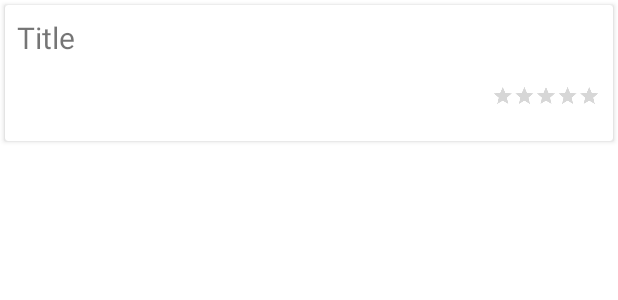
After one commit to JanVasilcenko/Best-Book, an Android app: the layout single_comment.xml on its own in the app's theme, with its tools: preview values and no code run, on a phone screen of 412 x 824 dp. The commit adds this screen. Shown: the top 300 px of the screen. Run offline under Robolectric (Android 15) with nearby library versions, the phone set to English and light mode, and no system bars.

Commit message:
Added commenting on books

```diff
--- a/app/src/main/java/com/example/bestbook/ui/favourite/FavouriteFragment.java
+++ b/app/src/main/java/com/example/bestbook/ui/favourite/FavouriteFragment.java
@@ -2,7 +2,6 @@ package com.example.bestbook.ui.favourite;
 
 import android.content.Intent;
 import android.os.Bundle;
-import android.util.Log;
 import android.view.LayoutInflater;
 import android.view.View;
 import android.view.ViewGroup;
--- a/app/src/main/java/com/example/bestbook/ui/home/HomeFragment.java
+++ b/app/src/main/java/com/example/bestbook/ui/home/HomeFragment.java
@@ -59,7 +59,6 @@ public class HomeFragment extends Fragment implements BookAdapter.OnListItemClic
         ArrayList<Book> books = new ArrayList<>();
         booksAdapter = new BookAdapter(getContext(),books,this);
         searchBooksList.setAdapter(booksAdapter);
-
 
         homeViewModel.getSearchedBooks().observe(getViewLifecycleOwner(),bookCollection -> {
             progressBar.setVisibility(ProgressBar.GONE);
--- /dev/null
+++ b/app/src/main/res/layout/single_comment.xml
@@ -0,0 +1,39 @@
+<?xml version="1.0" encoding="utf-8"?>
+<androidx.cardview.widget.CardView
+    xmlns:android="http://schemas.android.com/apk/res/android"
+    android:layout_width="match_parent"
+    android:layout_height="wrap_content"
+    android:orientation="vertical"
+    android:background="@color/white"
+    android:id="@+id/container"
+    android:layout_marginBottom="3dp"
+    android:layout_marginTop="3dp"
+    android:layout_marginLeft="3dp"
+    android:layout_marginRight="3dp">
+    <RelativeLayout
+        android:layout_width="match_parent"
+        android:layout_height="wrap_content">
+
+        <TextView
+            android:id="@+id/commentText"
+            android:layout_width="wrap_content"
+            android:layout_height="wrap_content"
+            android:layout_marginStart="8dp"
+            android:layout_marginTop="8dp"
+            android:layout_marginBottom="8dp"
+            android:layout_toRightOf="@+id/bookCover"
+            android:text="Title"
+            android:textSize="20dp" />
+
+        <RatingBar
+            android:id="@+id/bookRating"
+            android:layout_width="wrap_content"
+            android:layout_height="wrap_content"
+            android:layout_below="@+id/commentText"
+            android:layout_alignParentEnd="true"
+            android:layout_marginTop="-10dp"
+            android:layout_marginEnd="-75dp"
+            android:scaleX="0.3"
+            android:scaleY="0.3" />
+    </RelativeLayout>
+</androidx.cardview.widget.CardView>
```
Also changed, not shown: app/src/main/java/com/example/bestbook/architecture/CommentAdapter.java (added, +59 -0 lines), app/src/main/java/com/example/bestbook/model/Comment.java (added, +26 -0 lines), app/src/main/java/com/example/bestbook/ui/detail/BookDetailActivity.java (+74 -5 lines), app/src/main/res/layout/activity_book_detail.xml (+14 -0 lines).
